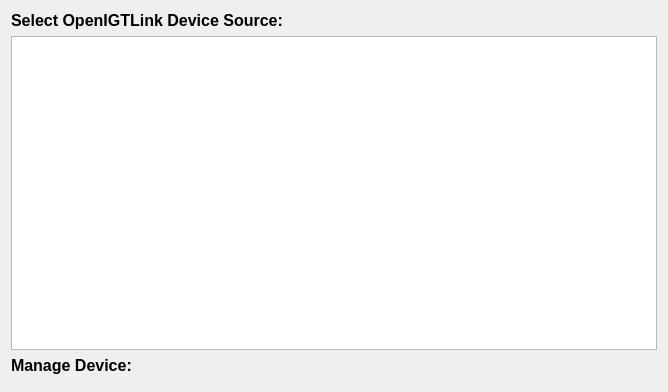
The window that Plugins/org.mitk.gui.qt.igtlplugin/src/internal/OpenIGTLinkManagerControls.ui (MITK/MITK) describes before a commit, drawn with Qt 5.
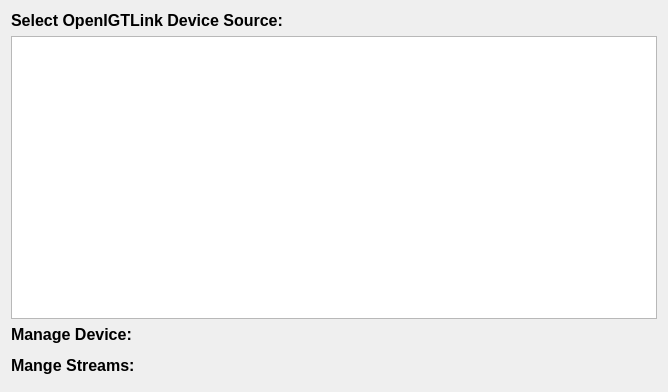
The same window after the commit. Custom widgets are drawn as their Qt base class.

Commit message: Added new classes and extended the GUI to start streams manually

The edit to the form file:
```diff
--- a/Plugins/org.mitk.gui.qt.igtlplugin/src/internal/OpenIGTLinkManagerControls.ui
+++ b/Plugins/org.mitk.gui.qt.igtlplugin/src/internal/OpenIGTLinkManagerControls.ui
@@ -54,6 +54,23 @@
    <item>
     <widget class="QmitkIGTLDeviceSourceManagementWidget" name="m_SourceManagerWidget" native="true"/>
    </item>
+   <item>
+    <widget class="QLabel" name="label_3">
+     <property name="font">
+      <font>
+       <pointsize>12</pointsize>
+       <weight>75</weight>
+       <bold>true</bold>
+      </font>
+     </property>
+     <property name="text">
+      <string>Mange Streams:</string>
+     </property>
+    </widget>
+   </item>
+   <item>
+    <widget class="QmitkIGTLStreamingManagementWidget" name="m_StreamManagerWidget" native="true"/>
+   </item>
   </layout>
  </widget>
  <layoutdefault spacing="6" margin="11"/>
@@ -69,6 +86,12 @@
    <header>QmitkIGTLDeviceSourceManagementWidget.h</header>
    <container>1</container>
   </customwidget>
+  <customwidget>
+   <class>QmitkIGTLStreamingManagementWidget</class>
+   <extends>QWidget</extends>
+   <header>QmitkIGTLStreamingManagementWidget.h</header>
+   <container>1</container>
+  </customwidget>
  </customwidgets>
  <resources/>
  <connections/>
```
The commit also changes 11 other files.
